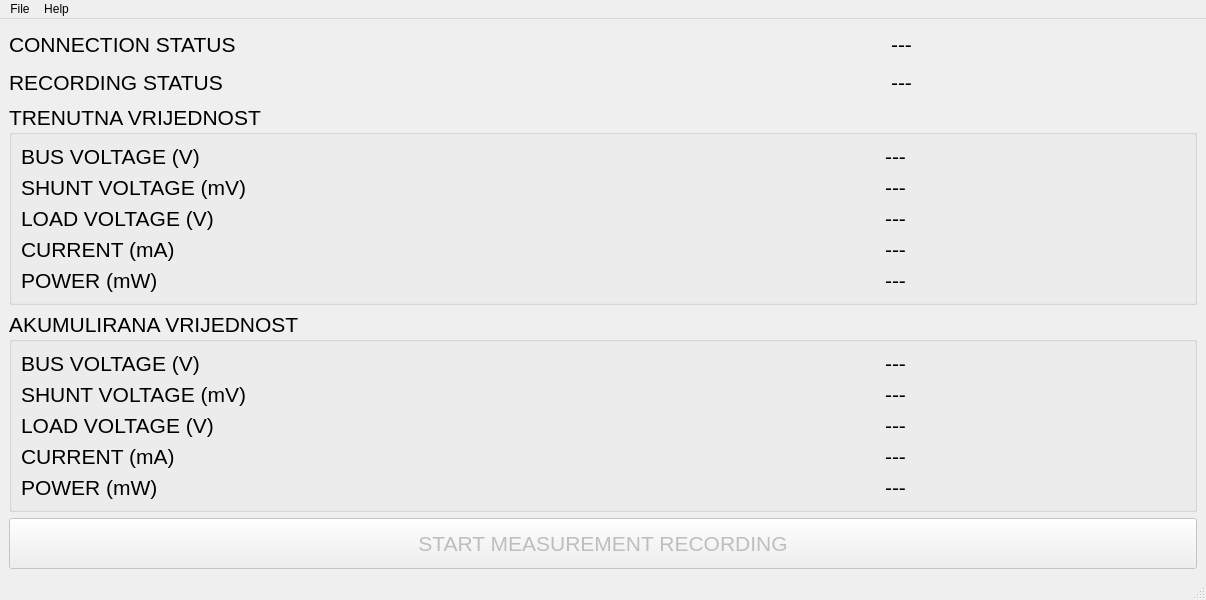
First picture: the form in mainwindow.ui, repository dogotic/QCurrentMeasurement, before the edit.
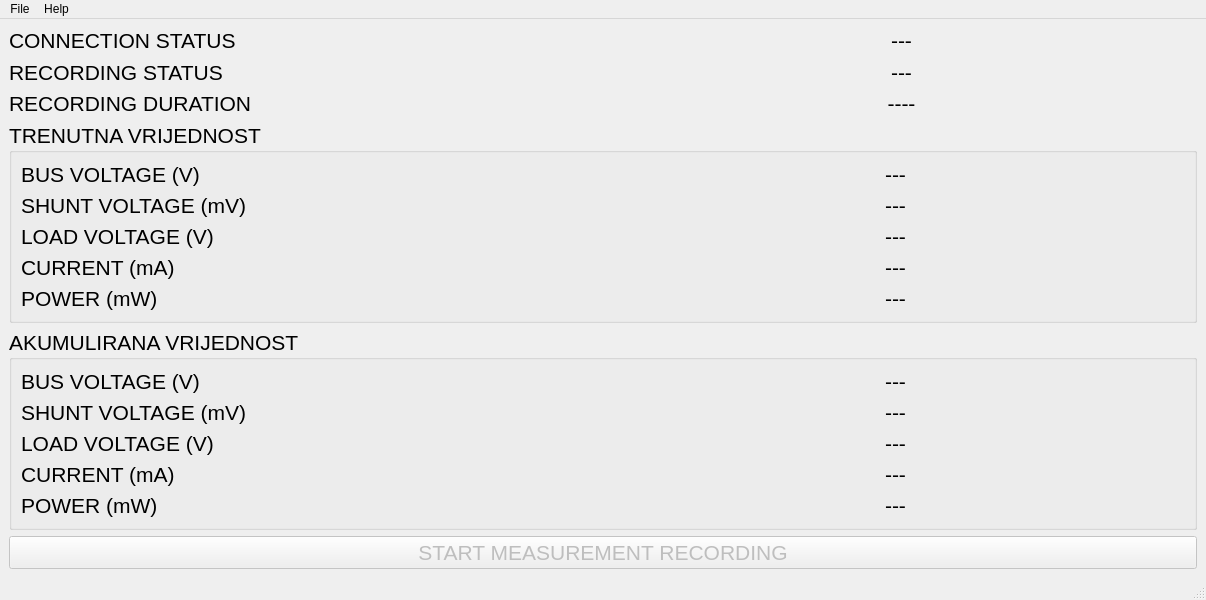
Second picture: the form after the edit.

Patch:
```diff
--- a/mainwindow.ui
+++ b/mainwindow.ui
@@ -103,6 +103,49 @@
       </item>
      </layout>
     </item>
+    <item>
+     <layout class="QHBoxLayout" name="horizontalLayout_3">
+      <item>
+       <widget class="QLabel" name="label_8">
+        <property name="maximumSize">
+         <size>
+          <width>16777215</width>
+          <height>32</height>
+         </size>
+        </property>
+        <property name="font">
+         <font>
+          <pointsize>16</pointsize>
+         </font>
+        </property>
+        <property name="text">
+         <string>RECORDING DURATION</string>
+        </property>
+       </widget>
+      </item>
+      <item>
+       <widget class="QLabel" name="label_RECORDING_DURATION">
+        <property name="maximumSize">
+         <size>
+          <width>16777215</width>
+          <height>32</height>
+         </size>
+        </property>
+        <property name="font">
+         <font>
+          <pointsize>16</pointsize>
+         </font>
+        </property>
+        <property name="text">
+         <string>----</string>
+        </property>
+        <property name="alignment">
+         <set>Qt::AlignCenter</set>
+        </property>
+       </widget>
+      </item>
+     </layout>
+    </item>
     <item>
      <widget class="QGroupBox" name="groupBox">
       <property name="font">
```
Left out of the diff: 240 changed lines with no effect on the pictures.
